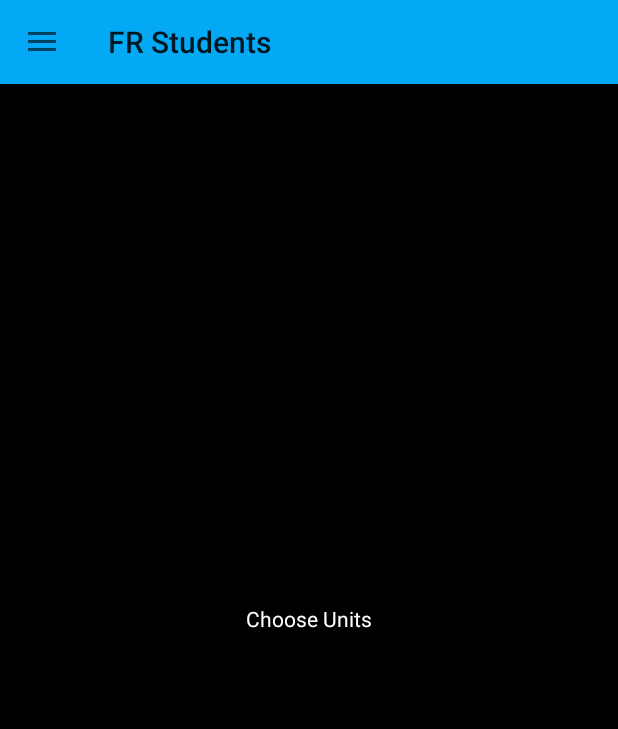
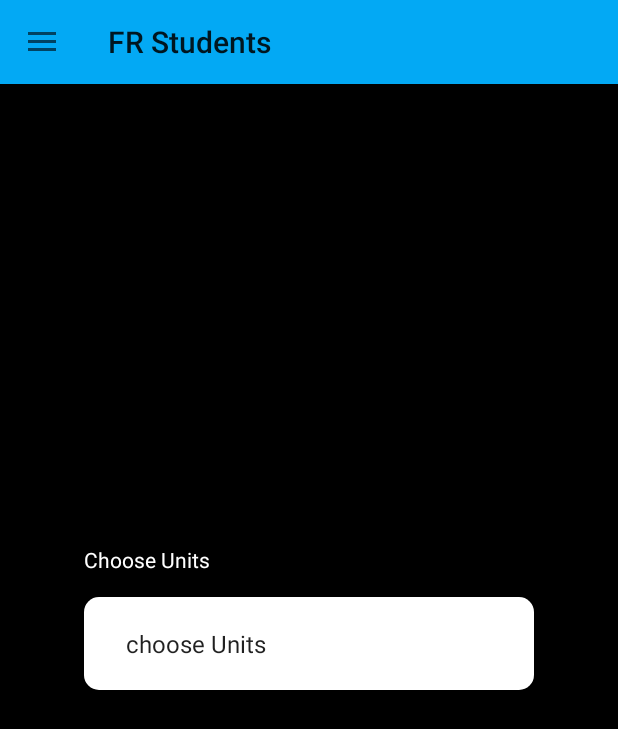
Before and after one commit to bassam-alamin/Face-Recog-android, an Android app: the fragment ChooseUnit placed in its activity, on a phone screen of 412 x 824 dp. Shown: the top 729 px of the screen. Run offline under Robolectric (Android 15) with nearby library versions, the phone set to English and light mode, and no system bars.

Commit message:
hardcorded spinner

```diff
--- a/app/src/main/java/com/example/studentsrecognitionandroid/ChooseUnit.java
+++ b/app/src/main/java/com/example/studentsrecognitionandroid/ChooseUnit.java
@@ -4,18 +4,67 @@ import android.os.Bundle;
 import android.view.LayoutInflater;
 import android.view.View;
 import android.view.ViewGroup;
+import android.widget.AdapterView;
+import android.widget.ArrayAdapter;
+import android.widget.Spinner;
+import android.widget.Toast;
 
 import androidx.annotation.NonNull;
 import androidx.annotation.Nullable;
 import androidx.fragment.app.Fragment;
 
+import java.util.ArrayList;
+import java.util.List;
+
 public class ChooseUnit extends Fragment {
+    private Spinner spinner;
+
 
     @Nullable
     @Override
     public View onCreateView(@NonNull LayoutInflater inflater, @Nullable ViewGroup container, @Nullable Bundle savedInstanceState) {
         View view = inflater.inflate(R.layout.fragment_choose_unit,container,false);
 
+        spinner = view.findViewById(R.id.spinner);
+        List<String> units = new ArrayList<>();
+        units.add(0,"choose Units");
+        units.add(1,"computer science");
+        units.add(2,"Biochemistry");
+        units.add(3,"Acturial Science");
+        units.add(4,"Agribusiness management");
+
+        ArrayAdapter<String> arrayAdapter;
+
+        arrayAdapter = new ArrayAdapter<String>(this.getActivity(),android.R.layout.simple_spinner_item,units);
+
+        arrayAdapter.setDropDownViewResource(android.R.layout.simple_spinner_dropdown_item);
+        spinner.setAdapter(arrayAdapter);
+
+        spinner.setOnItemSelectedListener(new AdapterView.OnItemSelectedListener() {
+            @Override
+            public void onItemSelected(AdapterView<?> parent, View view, int position, long id) {
+                if (parent.getItemAtPosition(position).equals("choose Units")){
+
+                    // Do nothing
+                }
+
+                else{
+
+                    String item = parent.getItemAtPosition(position).toString();
+
+
+                    Toast.makeText(parent.getContext(),"You selected "+position,Toast.LENGTH_SHORT).show();
+
+                }
+            }
+
+            @Override
+            public void onNothingSelected(AdapterView<?> parent) {
+
+            }
+        });
+
+
         return view;
 
     }
--- a/app/src/main/res/layout/fragment_choose_unit.xml
+++ b/app/src/main/res/layout/fragment_choose_unit.xml
@@ -1,18 +1,31 @@
 <?xml version="1.0" encoding="utf-8"?>
-<androidx.constraintlayout.widget.ConstraintLayout xmlns:android="http://schemas.android.com/apk/res/android"
+<LinearLayout xmlns:android="http://schemas.android.com/apk/res/android"
     xmlns:app="http://schemas.android.com/apk/res-auto"
     xmlns:tools="http://schemas.android.com/tools"
     android:orientation="vertical" android:layout_width="match_parent"
-    android:layout_height="match_parent">
+    android:layout_height="match_parent"
+    android:gravity="center"
+    >
 
     <TextView
-        android:id="@+id/textView4"
-        android:layout_width="wrap_content"
+        android:layout_width="300dp"
         android:layout_height="wrap_content"
+        android:layout_gravity="center"
+        android:textColor="#fff"
         android:text="@string/choose_units"
-        android:textColor="#fff"
-        app:layout_constraintBottom_toBottomOf="parent"
-        app:layout_constraintEnd_toEndOf="parent"
-        app:layout_constraintStart_toStartOf="parent"
-        app:layout_constraintTop_toTopOf="parent" />
-</androidx.constraintlayout.widget.ConstraintLayout>
+
+        />
+
+    <Spinner
+        android:id="@+id/spinner"
+        android:layout_width="300dp"
+        android:layout_height="wrap_content"
+        android:layout_gravity="center"
+        android:layout_marginTop="15dp"
+        android:drawablePadding="10dp"
+        android:padding="20dp"
+
+        android:background="@drawable/edit" />
+
+
+</LinearLayout>
```
